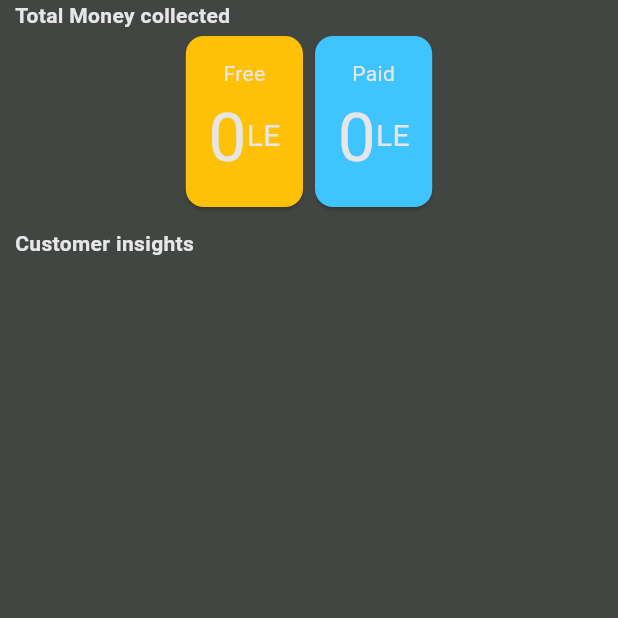
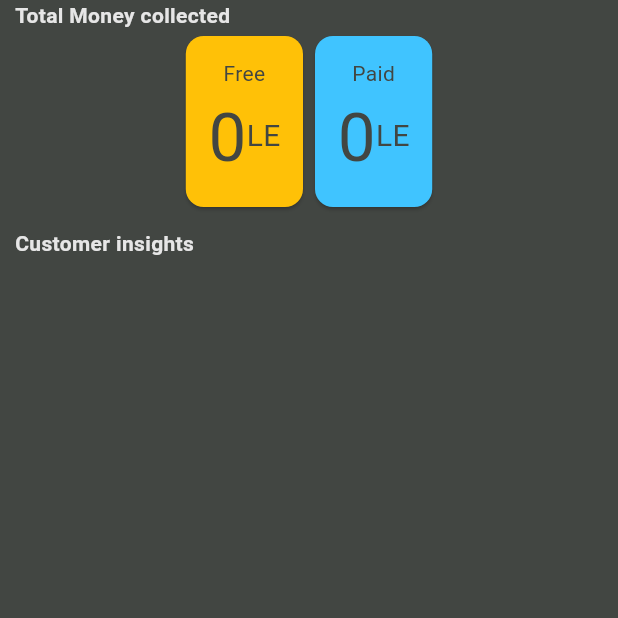
Before and after one commit to Ahmed-Khaled-ibrahem/mokarabia, a Flutter app: the SummaryScreen screen opened directly, on a phone screen of 412 x 824 dp, the top half of it. Run offline on Flutter 3.47's test engine with Material 2 defaults, Android fonts, the phone set to English and light mode, and no system bars; our stand-ins replace dio, firebase_core, firebase_database, firebase_messaging, flashy_tab_bar2, flutter_bloc and 4 more; accounts and stored records are empty.

Commit message:
summary screen theme

```diff
--- a/lib/view/layout/admin/summury_screen.dart
+++ b/lib/view/layout/admin/summury_screen.dart
@@ -2,6 +2,7 @@ import 'package:flutter/material.dart';
 import 'package:flutter_bloc/flutter_bloc.dart';
 import 'package:mokarabia/cubit/app_cubit.dart';
 import 'package:mokarabia/cubit/app_states.dart';
+import 'package:mokarabia/view/resources/theme/app_theme.dart';
 
 class SummaryScreen extends StatelessWidget {
   const SummaryScreen({Key? key}) : super(key: key);
@@ -37,16 +38,24 @@ class SummaryScreen extends StatelessWidget {
                         builder: (BuildContext context, AsyncSnapshot<List<Map<String, dynamic>>> snapshot){
                           return Column(
                             children: [
-                              const Text('Free'),
+                               Text('Free', style: TextStyle(
+                              color: Theme.of(context).colorScheme.background,
+                          ),),
                               Row(
                                 children: [
                                   Text(
                                     (snapshot.data![0]['Total']??0).toString(),
-                                    style: const TextStyle(fontSize: 45),
+                                    style: TextStyle(
+                                      color: Theme.of(context).colorScheme.background,
+                                        fontSize: 45
+                                    ),
                                   ),
-                                  const Text(
+                                   Text(
                                     'LE',
-                                    style: TextStyle(fontSize: 20),
+                                    style: TextStyle(
+                                        color: Theme.of(context).colorScheme.background,
+                                        fontSize: 20
+                                    ),
                                   ),
                                 ],
                               ),
@@ -68,16 +77,24 @@ class SummaryScreen extends StatelessWidget {
                             builder: (BuildContext context, AsyncSnapshot<List<Map<String, dynamic>>> snapshot){
                               return Column(
                                 children:  [
-                                  const Text('Paid'),
+                                   Text('Paid' ,style: TextStyle(
+                                  color: Theme.of(context).colorScheme.background,
+                              ),),
                                   Row(
                                     children:  [
                                       Text(
                                         (snapshot.data![0]['Total']??0).toString(),
-                                        style: const TextStyle(fontSize: 45),
+                                        style: TextStyle(
+                                            color: Theme.of(context).colorScheme.background,
+                                            fontSize: 45
+                                        ),
                                       ),
-                                      const Text(
+                                      Text(
                                         'LE',
-                                        style: TextStyle(fontSize: 20),
+                                        style: TextStyle(
+                                            color: Theme.of(context).colorScheme.background,
+                                            fontSize: 20
+                                        ),
                                       ),
                                     ],
                                   ),
@@ -130,6 +147,8 @@ class SummaryScreen extends StatelessWidget {
                               ],
                             ),
                             trailing: Wrap(
+                              alignment: WrapAlignment.center,
+                              crossAxisAlignment: WrapCrossAlignment.center,
                               children:  [
                               FutureBuilder(
                                 initialData: const [{'person':'user'}],
@@ -138,7 +157,7 @@ class SummaryScreen extends StatelessWidget {
                                   return Text(snapshot4.data!.length.toString());
                                 },
                               ),
-                              const Icon(Icons.coffee_rounded)
+                              const Icon(Icons.delivery_dining)
                             ],),
                             // leading: Text((index+1).toString()),
                           )),
--- a/lib/view/resources/theme/app_theme.dart
+++ b/lib/view/resources/theme/app_theme.dart
@@ -27,8 +27,6 @@ ThemeData lightTheme = ThemeData(
   scaffoldBackgroundColor: AppColors.white,
 
 
-
-
   colorScheme: ColorScheme.light(
     brightness: Brightness.light,
 
@@ -48,9 +46,6 @@ ThemeData lightTheme = ThemeData(
     inverseSurface: AppColors.lightBrown,
 
   ),
-  // appBarTheme: AppBarTheme(
-  //   color: Colors.red
-  // ),
 
   textButtonTheme: TextButtonThemeData(
     style: ButtonStyle(
@@ -75,25 +70,18 @@ ThemeData darkTheme = ThemeData(
     primaryColor: AppColors.orange,
   scaffoldBackgroundColor: AppColors.black,
 
-    buttonColor: AppColors.red,
-    highlightColor: AppColors.red,
-    indicatorColor: AppColors.red,
-
-
 
   colorScheme:  ColorScheme.dark(
     brightness: Brightness.dark,
 
     primary: AppColors.orange,
     onPrimary: AppColors.black,
-    // inversePrimary: AppColors.lightBrown,
 
     background: AppColors.black,
     onBackground: AppColors.white,
 
     secondary: AppColors.card1D,
     onSecondary: AppColors.card2D,
-    // onInverseSurface: AppColors.lightBrown,
 
     surface: AppColors.black,
     onSurface: AppColors.white,
@@ -102,7 +90,7 @@ ThemeData darkTheme = ThemeData(
 
     textButtonTheme: TextButtonThemeData(
         style: ButtonStyle(
-            foregroundColor: MaterialStateProperty.all(AppColors.cubColor1)
+            foregroundColor: MaterialStateProperty.all(AppColors.orange)
         )
     ),
 
@@ -115,14 +103,11 @@ ThemeData darkTheme = ThemeData(
 
     dialogTheme: DialogTheme(
       backgroundColor: AppColors.black,
+      surfaceTintColor: AppColors.white,
       contentTextStyle: TextStyle(
         color: AppColors.white
-      )
+      ),
       // surfaceTintColor: AppColors.red.withOpacity(1)
     )
 
-    // appBarTheme: AppBarTheme(
-    //     backgroundColor: Colors.red,
-    //   iconTheme: IconThemeData(color: Colors.red,),
-    // )
 );
```
